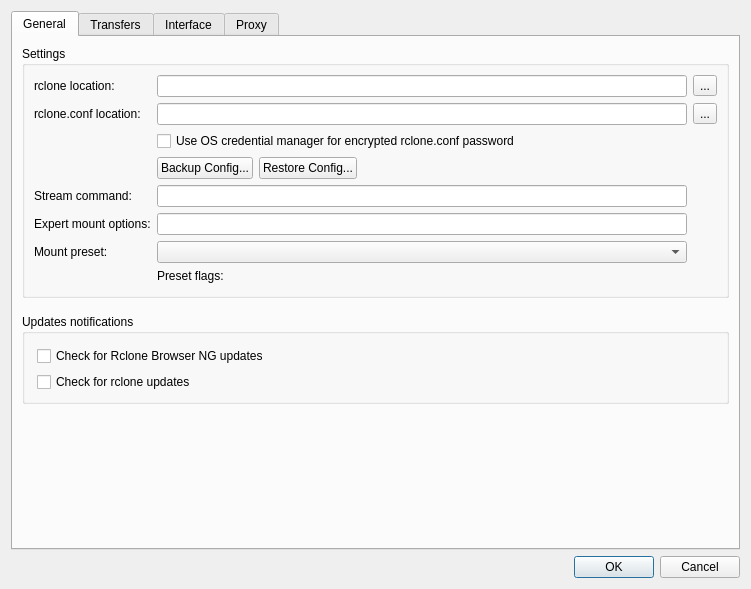
Before: the Qt Designer form src/preferences_dialog.ui in SysAdminDoc/RcloneBrowserNG, drawn with Qt 5.
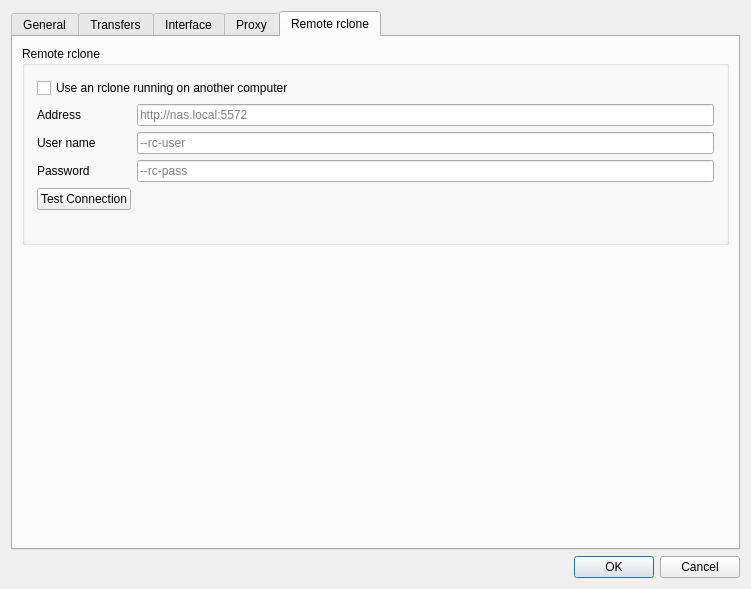
After: the same form once the commit is applied. The open tabs and pages were chosen to show the change.

Commit message: Browse and transfer through an rclone rcd on another computer

```diff
--- a/src/preferences_dialog.ui
+++ b/src/preferences_dialog.ui
@@ -871,6 +871,135 @@
        </item>
       </layout>
      </widget>
+     <widget class="QWidget" name="tab_remoteDaemon">
+      <attribute name="title">
+       <string>Remote rclone</string>
+      </attribute>
+      <layout class="QVBoxLayout" name="verticalLayout_remoteDaemon">
+       <item>
+        <widget class="QGroupBox" name="groupBox_remoteDaemon">
+         <property name="title">
+          <string>Remote rclone</string>
+         </property>
+         <layout class="QGridLayout" name="gridLayout_remoteDaemon">
+          <property name="leftMargin">
+           <number>12</number>
+          </property>
+          <property name="topMargin">
+           <number>12</number>
+          </property>
+          <property name="rightMargin">
+           <number>12</number>
+          </property>
+          <property name="bottomMargin">
+           <number>12</number>
+          </property>
+          <item row="0" column="0" colspan="2">
+           <widget class="QCheckBox" name="remoteDaemonEnabled">
+            <property name="text">
+             <string>Use an rclone running on another computer</string>
+            </property>
+           </widget>
+          </item>
+          <item row="1" column="0">
+           <widget class="QLabel" name="remoteDaemonUrlLabel">
+            <property name="text">
+             <string>Address</string>
+            </property>
+            <property name="buddy">
+             <cstring>remoteDaemonUrl</cstring>
+            </property>
+           </widget>
+          </item>
+          <item row="1" column="1">
+           <widget class="QLineEdit" name="remoteDaemonUrl">
+            <property name="placeholderText">
+             <string>http://nas.local:5572</string>
+            </property>
+           </widget>
+          </item>
+          <item row="2" column="0">
+           <widget class="QLabel" name="remoteDaemonUserLabel">
+            <property name="text">
+             <string>User name</string>
+            </property>
+            <property name="buddy">
+             <cstring>remoteDaemonUser</cstring>
+            </property>
+           </widget>
+          </item>
+          <item row="2" column="1">
+           <widget class="QLineEdit" name="remoteDaemonUser">
+            <property name="placeholderText">
+             <string>--rc-user</string>
+            </property>
+           </widget>
+          </item>
+          <item row="3" column="0">
+           <widget class="QLabel" name="remoteDaemonPasswordLabel">
+            <property name="text">
+             <string>Password</string>
+            </property>
+            <property name="buddy">
+             <cstring>remoteDaemonPassword</cstring>
+            </property>
+           </widget>
+          </item>
+          <item row="3" column="1">
+           <widget class="QLineEdit" name="remoteDaemonPassword">
+            <property name="placeholderText">
+             <string>--rc-pass</string>
+            </property>
+            <property name="echoMode">
+             <enum>QLineEdit::Password</enum>
+            </property>
+           </widget>
+          </item>
+          <item row="4" column="0">
+           <widget class="QPushButton" name="remoteDaemonTest">
+            <property name="text">
+             <string>Test Connection</string>
+            </property>
+           </widget>
+          </item>
+          <item row="4" column="1">
+           <widget class="QLabel" name="remoteDaemonStatus">
+            <property name="wordWrap">
+             <bool>true</bool>
+            </property>
+            <property name="textInteractionFlags">
+             <set>Qt::TextSelectableByMouse</set>
+            </property>
+           </widget>
+          </item>
+          <item row="5" column="0" colspan="2">
+           <widget class="QLabel" name="remoteDaemonInfo">
+            <property name="wordWrap">
+             <bool>true</bool>
+            </property>
+            <property name="textInteractionFlags">
+             <set>Qt::TextSelectableByMouse</set>
+            </property>
+           </widget>
+          </item>
+         </layout>
+        </widget>
+       </item>
+       <item>
+        <spacer name="verticalSpacer_remoteDaemon">
+         <property name="orientation">
+          <enum>Qt::Vertical</enum>
+         </property>
+         <property name="sizeHint" stdset="0">
+          <size>
+           <width>20</width>
+           <height>0</height>
+          </size>
+         </property>
+        </spacer>
+       </item>
+      </layout>
+     </widget>
     </widget>
    </item>
    <item>
```
Left out of the diff: 5 changed lines with no effect on the pictures. The commit also changes 20 other files.
